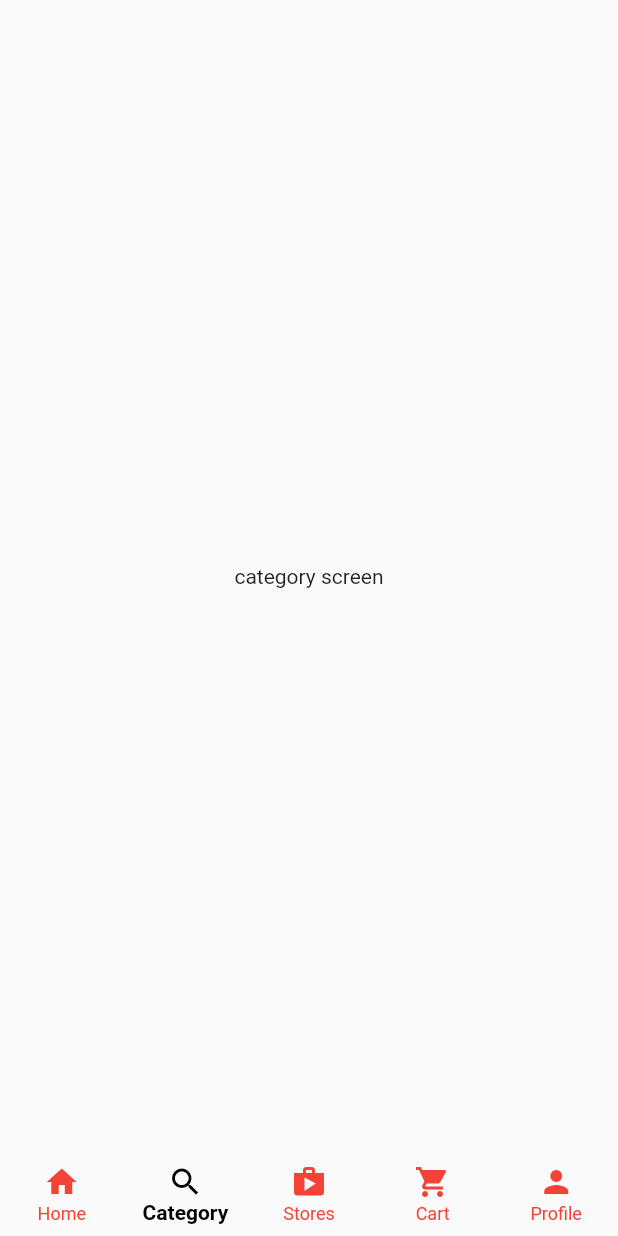
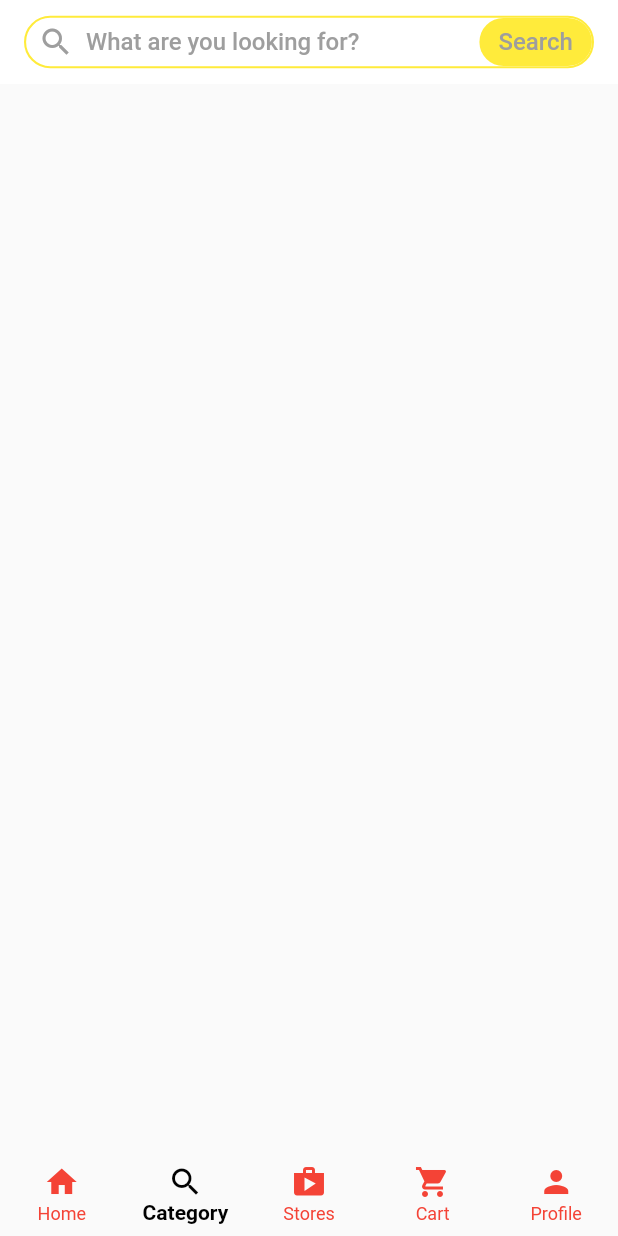
Before and after one commit to Double-Kei/CollaboProject, a Flutter app: the screen it shows after launch, item 2 of the bottom bar chosen, on a phone screen of 412 x 824 dp. Run offline on Flutter 3.47's test engine with Material 2 defaults, Android fonts, the phone set to English and light mode, and no system bars.

Commit message:
Seperate Search & Create New Category file.

```diff
--- /dev/null
+++ b/lib/screens/category.dart
@@ -0,0 +1,23 @@
+import 'package:flutter/material.dart';
+import 'package:multi_store_app/widgets/base_search.dart';
+
+class CategoryScreen extends StatefulWidget {
+  const CategoryScreen({Key? key}) : super(key: key);
+
+  @override
+  State<CategoryScreen> createState() => _CategoryScreenState();
+}
+
+class _CategoryScreenState extends State<CategoryScreen> {
+  @override
+  Widget build(BuildContext context) {
+    return Scaffold(
+      appBar: AppBar(
+        title: const BaseSearch(),
+        elevation: 0,
+        backgroundColor: Colors.white,
+      ),
+      body: Stack(),
+    );
+  }
+}
--- a/lib/screens/home.dart
+++ b/lib/screens/home.dart
@@ -1,5 +1,5 @@
 import 'package:flutter/material.dart';
-import 'package:multi_store_app/minor_screens/search.dart';
+import 'package:multi_store_app/widgets/base_search.dart';
 
 class HomeScreen extends StatefulWidget {
   const HomeScreen({Key? key}) : super(key: key);
@@ -15,43 +15,7 @@ class _HomeScreenState extends State<HomeScreen> {
       length: 10,
       child: Scaffold(
         appBar: AppBar(
-          title: InkWell(
-            onTap: () {
-              Navigator.push(context, MaterialPageRoute(builder: (context) => const SearchScreen()));
-            },
-            child: Container(
-              height: 35,
-              decoration: BoxDecoration(
-                border: Border.all(color: Colors.yellow, width: 1.4),
-                borderRadius: BorderRadius.circular(25),
-              ),
-              child: Row(
-                mainAxisAlignment: MainAxisAlignment.spaceBetween,
-                children: [
-                  Row(
-                    children: const [
-                      Padding(
-                        padding: EdgeInsets.symmetric(horizontal: 8),
-                        child: Icon(Icons.search, color: Colors.grey,),
-                      ),
-                      Text("What are you looking for?", style: TextStyle(fontSize: 16, color: Colors.grey),),
-                    ],
-                  ),
-                  Container(
-                    height: 32,
-                    width: 75,
-                    decoration: BoxDecoration(
-                      color: Colors.yellow,
-                      borderRadius: BorderRadius.circular(25),
-                    ),
-                    child: const Center(
-                      child: Text("Search", style: TextStyle(fontSize: 16, color: Colors.grey),)
-                    ),
-                  ),
-                ],
-              ),
-            ),
-          ),
+          title: const BaseSearch(),
           elevation: 0,
           backgroundColor: Colors.white,
           bottom: const TabBar(
--- a/lib/screens/homescreen.dart
+++ b/lib/screens/homescreen.dart
@@ -1,6 +1,6 @@
 import 'package:flutter/material.dart';
 import 'package:multi_store_app/screens/home.dart';
-
+import 'package:multi_store_app/screens/category.dart';
 class CustomerHomeScreen extends StatefulWidget {
   const CustomerHomeScreen({Key? key}) : super(key: key);
 
@@ -14,7 +14,8 @@ class _CustomerHomeScreenState extends State<CustomerHomeScreen> {
   final List<Widget> _tabs = const [
     // Center(child: Text("home screen"),),
     HomeScreen(),
-    Center(child: Text("category screen"),),
+    // Center(child: Text("category screen"),),
+    CategoryScreen(),
     Center(child: Text("stores screen"),),
     Center(child: Text("cart screen"),),
     Center(child: Text("profile screen"),),
--- /dev/null
+++ b/lib/widgets/base_search.dart
@@ -0,0 +1,49 @@
+import 'package:flutter/material.dart';
+import 'package:multi_store_app/minor_screens/search.dart';
+
+class BaseSearch extends StatelessWidget {
+  const BaseSearch({
+    Key? key,
+  }) : super(key: key);
+
+  @override
+  Widget build(BuildContext context) {
+    return InkWell(
+      onTap: () {
+        Navigator.push(context, MaterialPageRoute(builder: (context) => const SearchScreen()));
+      },
+      child: Container(
+        height: 35,
+        decoration: BoxDecoration(
+          border: Border.all(color: Colors.yellow, width: 1.4),
+          borderRadius: BorderRadius.circular(25),
+        ),
+        child: Row(
+          mainAxisAlignment: MainAxisAlignment.spaceBetween,
+          children: [
+            Row(
+              children: const [
+                Padding(
+                  padding: EdgeInsets.symmetric(horizontal: 8),
+                  child: Icon(Icons.search, color: Colors.grey,),
+                ),
+                Text("What are you looking for?", style: TextStyle(fontSize: 16, color: Colors.grey),),
+              ],
+            ),
+            Container(
+              height: 32,
+              width: 75,
+              decoration: BoxDecoration(
+                color: Colors.yellow,
+                borderRadius: BorderRadius.circular(25),
+              ),
+              child: const Center(
+                child: Text("Search", style: TextStyle(fontSize: 16, color: Colors.grey),)
+              ),
+            ),
+          ],
+        ),
+      ),
+    );
+  }
+}
```
